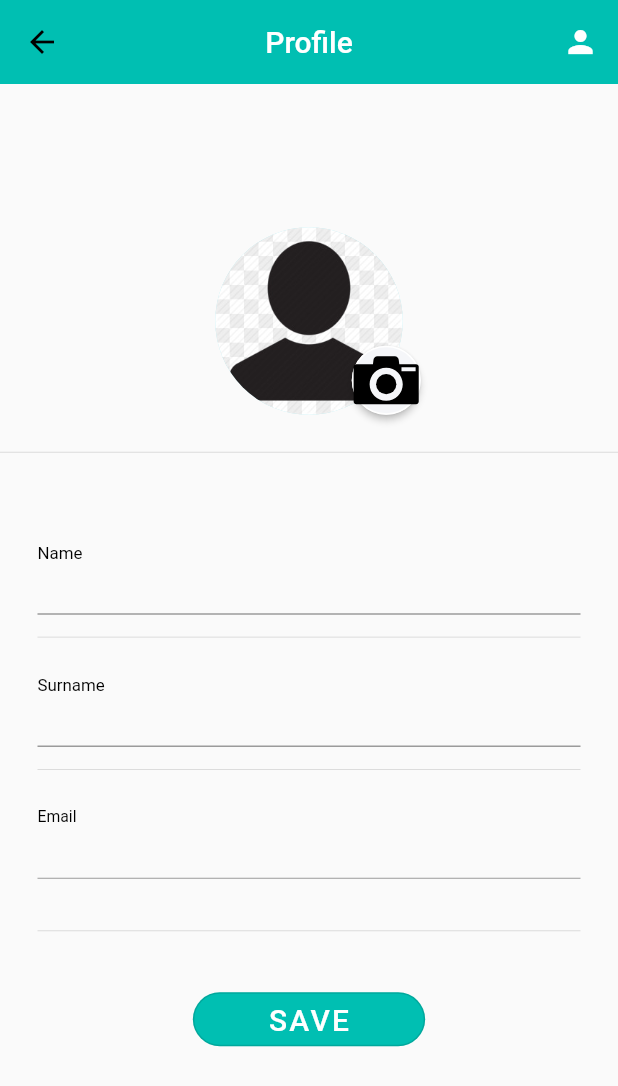
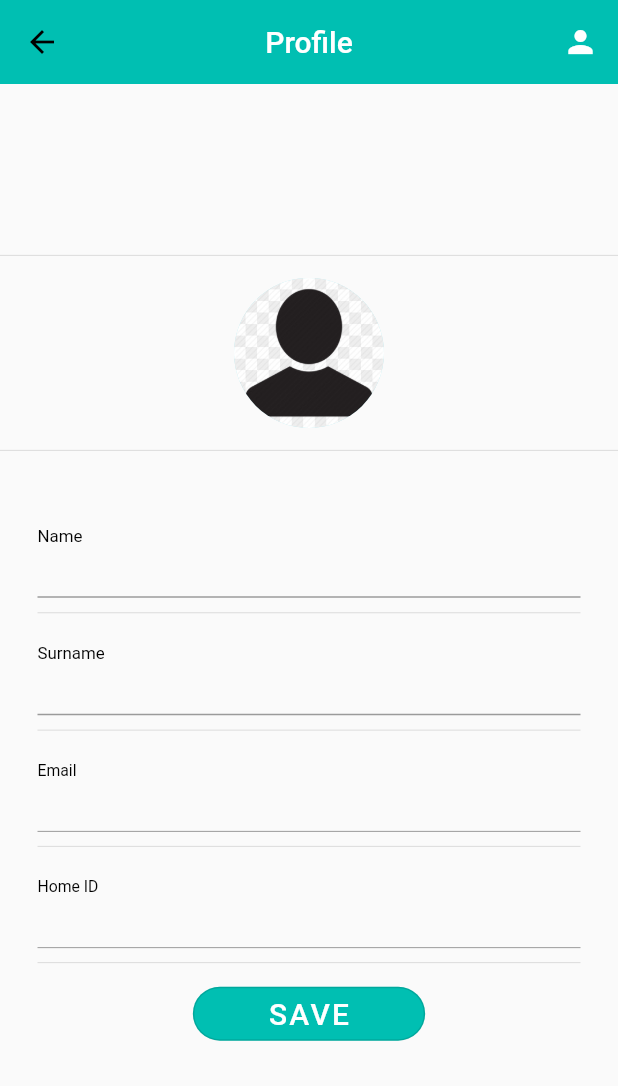
Before and after one commit to mertbabur/harcama-app, a Flutter app: the ProfilPage screen opened directly with empty values, on a phone screen of 412 x 824 dp. Shown: the top 1086 px of the screen. Run offline on Flutter 3.47's test engine with Material 2 defaults, Android fonts, the phone set to English and light mode, and no system bars; our stand-ins replace charts_flutter, cloud_firestore, firebase_auth, firebase_core, flutter_speed_dial, flutter_svg and 3 more; accounts and stored records are empty.

Commit message:
son düzeltmeler

```diff
--- a/lib/screens/JoinHome.dart
+++ b/lib/screens/JoinHome.dart
@@ -72,8 +72,8 @@ class _BodyState extends State<Body> {
       children: <Widget>[
         const Center(
           child: SizedBox(
-            height: 125,
-            width: 125,
+            height: 50,
+            width: 50,
             child: Icon(Icons.home, size: 50),
           ),
         ),
--- a/lib/screens/createHomePage.dart
+++ b/lib/screens/createHomePage.dart
@@ -77,8 +77,8 @@ class _BodyState extends State<Body> {
       children: <Widget>[
         Center(
           child: SizedBox(
-            height: 125,
-            width: 125,
+            height: 50,
+            width: 50,
             child: Icon(Icons.home, size: 50),
           ),
         ),
--- a/lib/screens/notificationPage.dart
+++ b/lib/screens/notificationPage.dart
@@ -29,6 +29,7 @@ class _NotificationPageState extends State<NotificationPage> {
       body: SingleChildScrollView(
           child: Body(
         homeId: widget.homeId,
+        email: widget.email,
       )),
     );
   }
@@ -36,7 +37,8 @@ class _NotificationPageState extends State<NotificationPage> {
 
 class Body extends StatefulWidget {
   String? homeId;
-  Body({this.homeId});
+  String? email;
+  Body({this.homeId, this.email});
   @override
   _BodyState createState() => _BodyState();
 }
@@ -44,7 +46,7 @@ class Body extends StatefulWidget {
 class _BodyState extends State<Body> {
   @override
   Widget build(BuildContext context) {
-    print(widget.homeId.toString());
+
     return Expanded(
       child: StreamBuilder<QuerySnapshot>(
           stream: FirebaseFirestore.instance.collection('Expenses').where('home_id', isEqualTo: widget.homeId.toString()).snapshots(),
--- a/lib/screens/profilPage.dart
+++ b/lib/screens/profilPage.dart
@@ -8,7 +8,8 @@ import 'package:hexcolor/hexcolor.dart';
 
 class ProfilPage extends StatefulWidget {
   String email;
-  ProfilPage({required this.email});
+  String home_id;
+  ProfilPage({required this.email, required this.home_id});
   @override
   State<ProfilPage> createState() => _ProfilPageState();
 }
@@ -42,6 +43,7 @@ class _ProfilPageState extends State<ProfilPage> {
       ),
       body: Body(
         email: widget.email,
+        home_id:widget.home_id,
       ),
     );
   }
@@ -49,7 +51,8 @@ class _ProfilPageState extends State<ProfilPage> {
 
 class Body extends StatefulWidget {
   String? email;
-  Body({this.email});
+  String? home_id;
+  Body({this.email, this.home_id});
   @override
   State<Body> createState() => _BodyState();
 }
@@ -91,12 +94,16 @@ class _BodyState extends State<Body> {
             uid = info[0]['uid'].toString();
 
             return Column(
+
               mainAxisAlignment: MainAxisAlignment.center,
               children: [
+                Divider(
+                  height: 30,
+                ),
                 Center(
                   child: SizedBox(
-                    height: 125,
-                    width: 125,
+                    height: 100,
+                    width: 100,
                     child: Stack(
                       fit: StackFit.expand,
                       clipBehavior: Clip.none,
@@ -105,33 +112,12 @@ class _BodyState extends State<Body> {
                           backgroundImage:
                               AssetImage("assets/images/profil.jpg"),
                         ),
-                        Positioned(
-                          right: -12,
-                          bottom: 0,
-                          child: SizedBox(
-                            height: 46,
-                            width: 46,
-                            child: ElevatedButton(
-                              style: ElevatedButton.styleFrom(
-                                primary: Color(0xFFF5F6F9),
-                                shape: RoundedRectangleBorder(
-                                  borderRadius: BorderRadius.circular(50),
-                                  side: BorderSide(color: Colors.white),
-                                ),
-                                padding: EdgeInsets.zero,
-                              ),
-                              onPressed: () {},
-                              child:
-                                  SvgPicture.asset("assets/icons/camera.svg"),
-                            ),
-                          ),
-                        )
                       ],
                     ),
                   ),
                 ),
                 Divider(
-                  height: 50,
+                  height: 30,
                 ),
                 ListView(
                   shrinkWrap: true,
@@ -160,7 +146,7 @@ class _BodyState extends State<Body> {
                             keyboardType: TextInputType.text,
                           ),
                           Divider(
-                            height: 30,
+                            height: 20,
                           ),
                           TextField(
                             controller: surnameController,
@@ -178,7 +164,7 @@ class _BodyState extends State<Body> {
                             keyboardType: TextInputType.text,
                           ),
                           Divider(
-                            height: 30,
+                            height: 20,
                           ),
                           TextField(
                             enabled :false,
@@ -194,7 +180,23 @@ class _BodyState extends State<Body> {
                             keyboardType: TextInputType.emailAddress,
                           ),
                           Divider(
-                            height: 70,
+                            height: 20,
+                          ),
+                          TextField(
+                            enabled :false,
+                            decoration: InputDecoration(
+                              hintText: widget.home_id,
+                              labelText: 'Home ID',
+                              floatingLabelBehavior:
+                                  FloatingLabelBehavior.always,
+                              labelStyle:
+                                  TextStyle(fontSize: 14, color: Colors.black),
+                              border: UnderlineInputBorder(),
+                            ),
+                            keyboardType: TextInputType.emailAddress,
+                          ),
+                          Divider(
+                            height: 20,
                           ),
                           OutlinedButton(
                             style: OutlinedButton.styleFrom(
```
Also changed, not shown: lib/screens/home.dart (+3 -12 lines).
